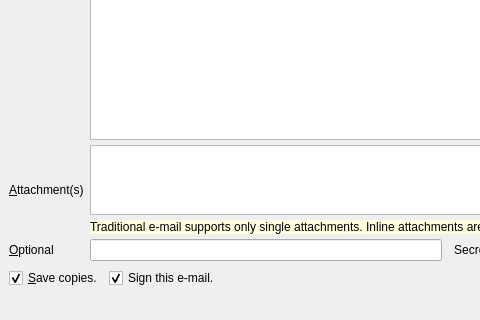
Qt form branches/trunk/UI/spot-on-emailwindow.ui (textbrowser/spot-on) before a commit; both pictures show x 0 to 480 and y 541 to 861 of the 800 by 861 pixel window.
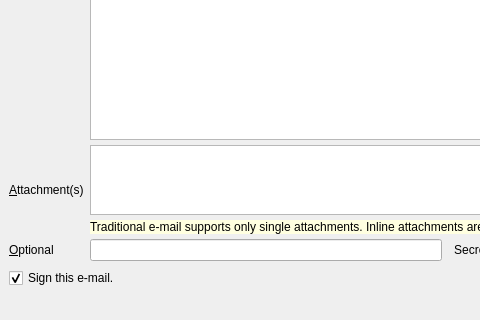
The same form after that commit. Icons and pictures are not drawn.

Commit message: Removed widget.

Diff of the .ui file:
```diff
--- a/branches/trunk/UI/spot-on-emailwindow.ui
+++ b/branches/trunk/UI/spot-on-emailwindow.ui
@@ -397,22 +397,6 @@
     </item>
     <item>
      <layout class="QHBoxLayout" name="horizontalLayout_22">
-      <item>
-       <widget class="QCheckBox" name="saveCopy">
-        <property name="sizePolicy">
-         <sizepolicy hsizetype="Minimum" vsizetype="Preferred">
-          <horstretch>0</horstretch>
-          <verstretch>0</verstretch>
-         </sizepolicy>
-        </property>
-        <property name="text">
-         <string>&amp;Save copies.</string>
-        </property>
-        <property name="checked">
-         <bool>true</bool>
-        </property>
-       </widget>
-      </item>
       <item>
        <widget class="QCheckBox" name="sign_this_email">
         <property name="sizePolicy">
```
